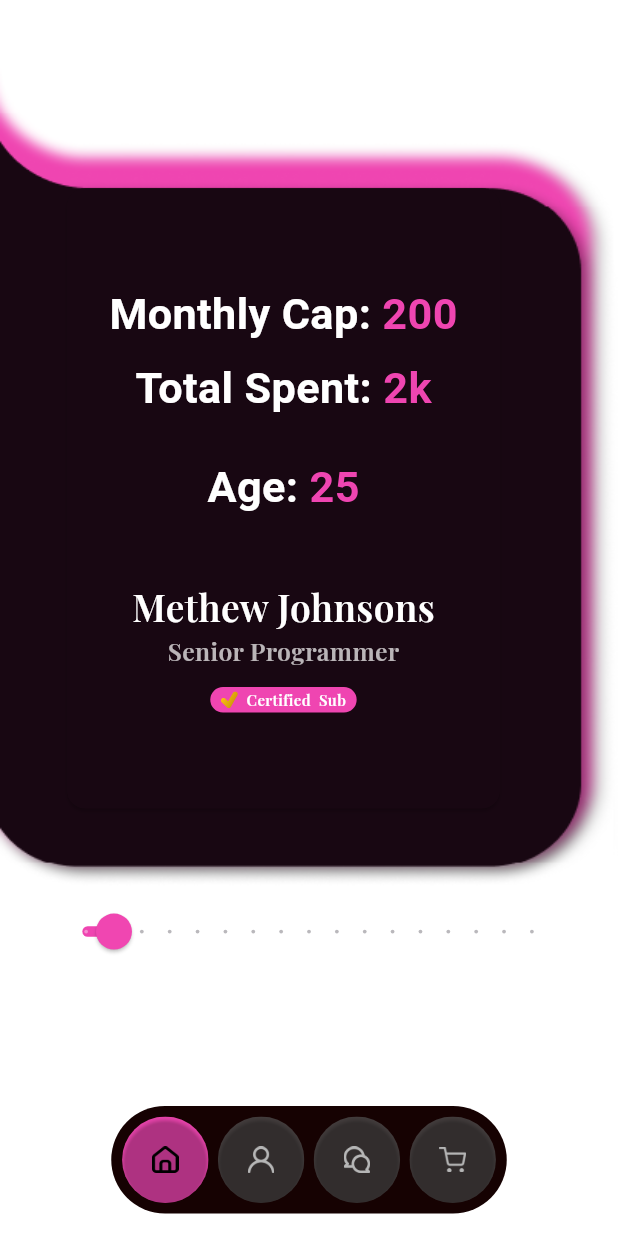
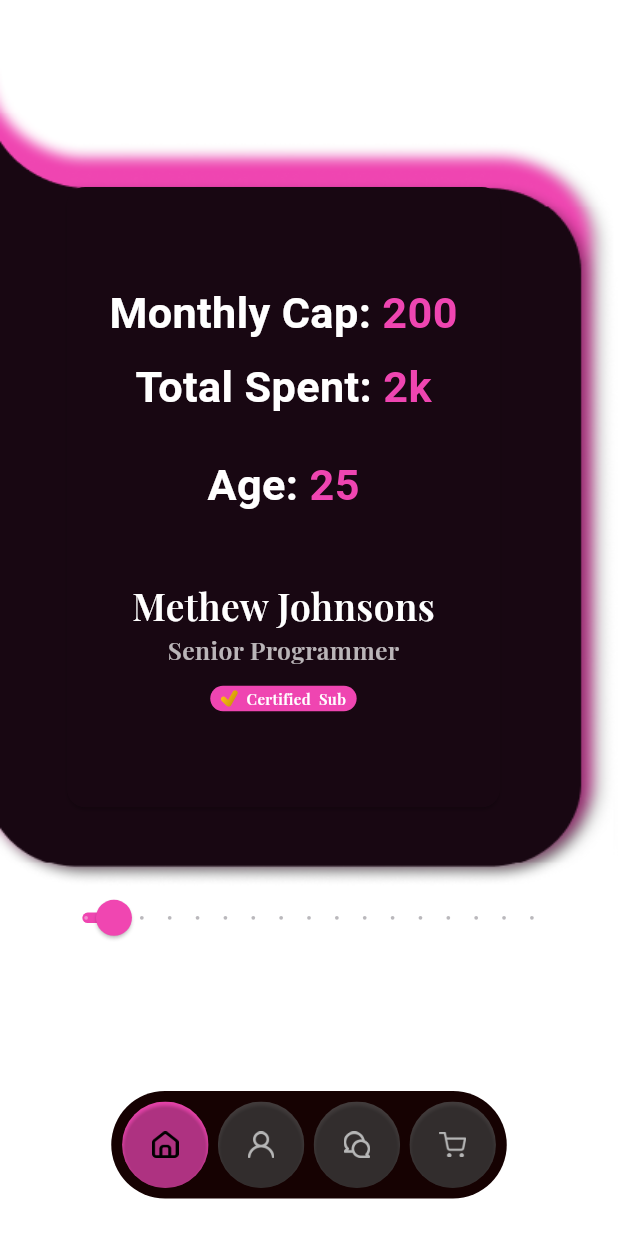
Before and after one commit to MaxDelissen/ObeyPay, a Flutter app: the screen it shows after launch, on a phone screen of 412 x 824 dp. Run offline on Flutter 3.47's test engine with Material 3 defaults, Android fonts, the phone set to English and light mode, and no system bars; drawn by our look-alikes of flutter_card_swiper; our stand-ins replace audioplayers, flutter_local_notifications, flutter_svg; project files that could hold a hidden picture were left out.

Commit message:
Small sizing changes

```diff
--- a/lib/screens/base_page.dart
+++ b/lib/screens/base_page.dart
@@ -80,7 +80,7 @@ class _BasePageState extends State<BasePage> {
               }),
               backgroundColor: Color(0xFF160202),
             ),
-            SizedBox(height: 15),
+            SizedBox(height: 25),
           ],
         ),
       ),
--- a/lib/screens/home_page.dart
+++ b/lib/screens/home_page.dart
@@ -66,7 +66,7 @@ class _HomePageState extends State<HomePage> {
                       ),
             ),
           ),
-          SizedBox(height: screenHeight * 0.03), // 3% of screen height
+          SizedBox(height: screenHeight * 0.02), // 3% of screen height
           SizedBox(
             width: screenWidth * 0.85, // 85% of screen width
             child: MoneySlider(
```
